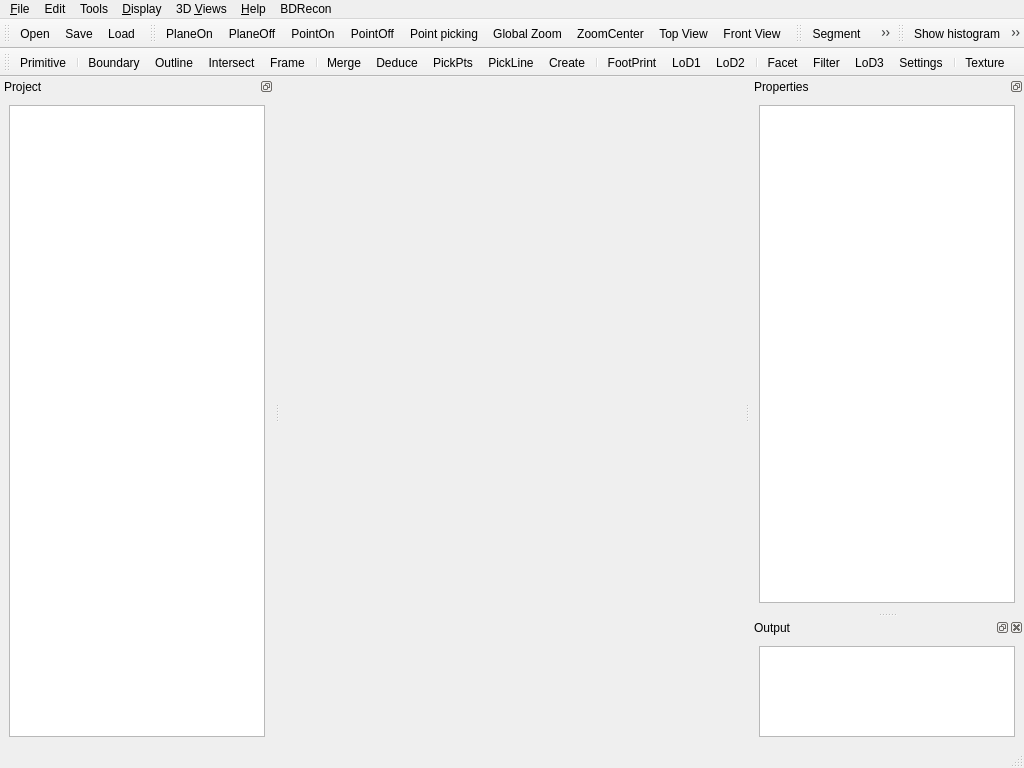
This is qCC/ui_templates/mainWindow.ui in CloudCompare/CloudCompare as Qt 5 draws it before an edit. The edited form follows.
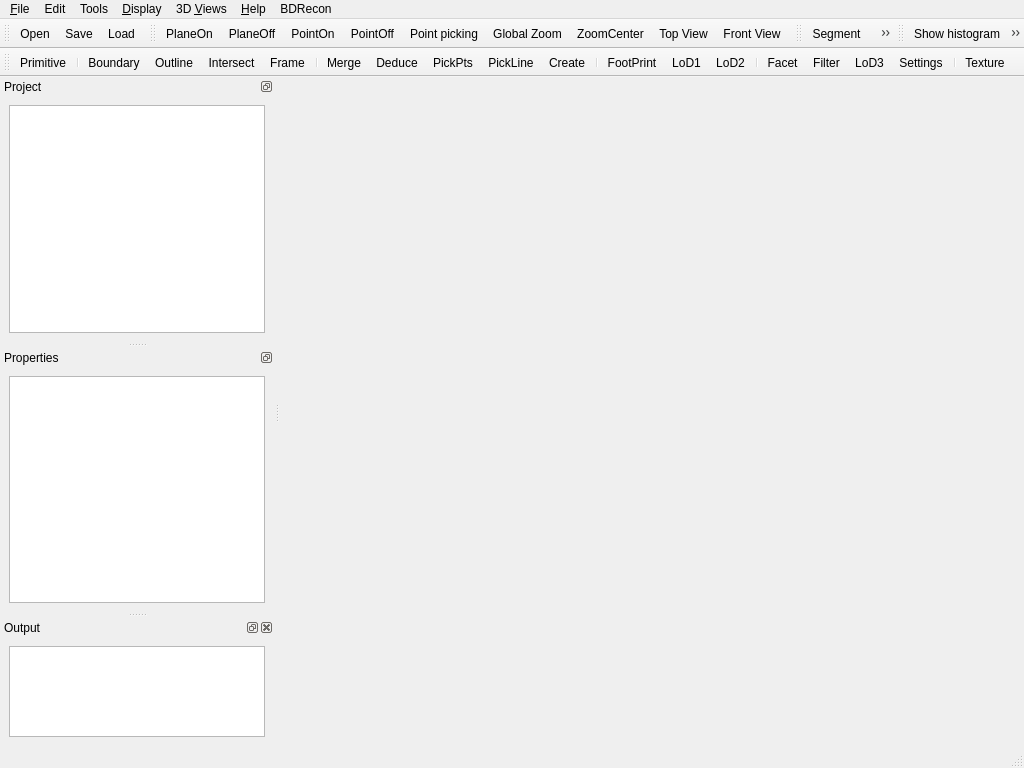
This is the edited form. Icons and pictures are not drawn. Custom widgets are drawn as their Qt base class.

Patch:
```diff
--- a/qCC/ui_templates/mainWindow.ui
+++ b/qCC/ui_templates/mainWindow.ui
@@ -668,7 +668,7 @@
     <string>Properties</string>
    </property>
    <attribute name="dockWidgetArea">
-    <number>2</number>
+    <number>1</number>
    </attribute>
    <widget class="QWidget" name="dockWidgetContents_4">
     <layout class="QVBoxLayout">
@@ -735,7 +735,7 @@
     <string>Output</string>
    </property>
    <attribute name="dockWidgetArea">
-    <number>2</number>
+    <number>1</number>
    </attribute>
    <widget class="QWidget" name="dockWidgetContents_2">
     <layout class="QVBoxLayout">
```
Left out of the diff: 16 changed lines with no effect on the pictures.
